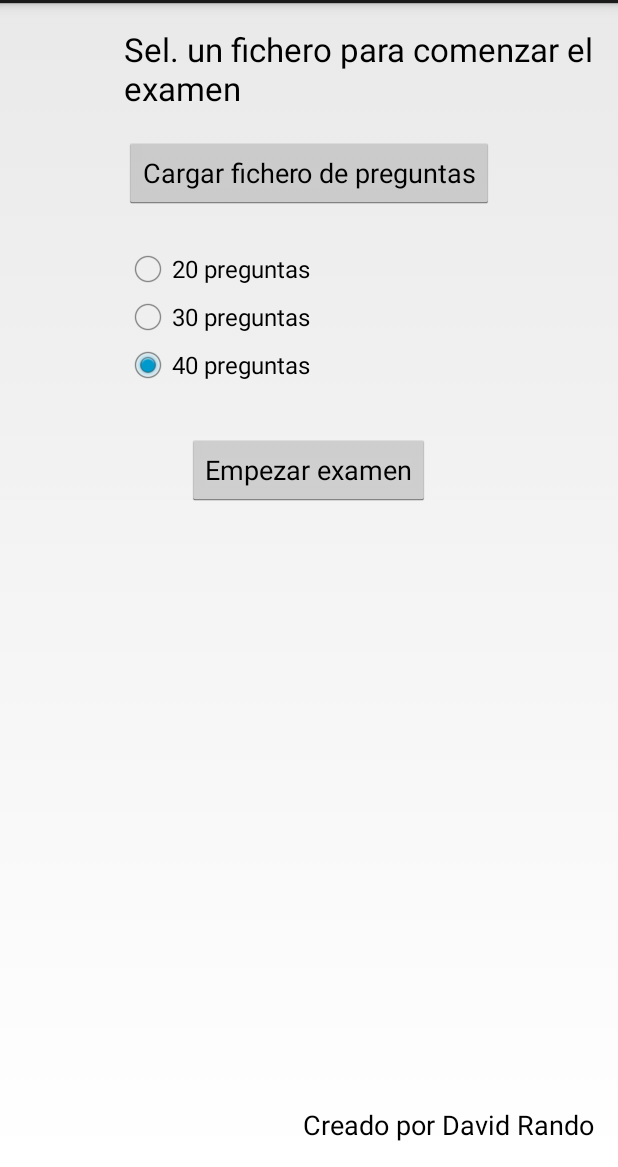
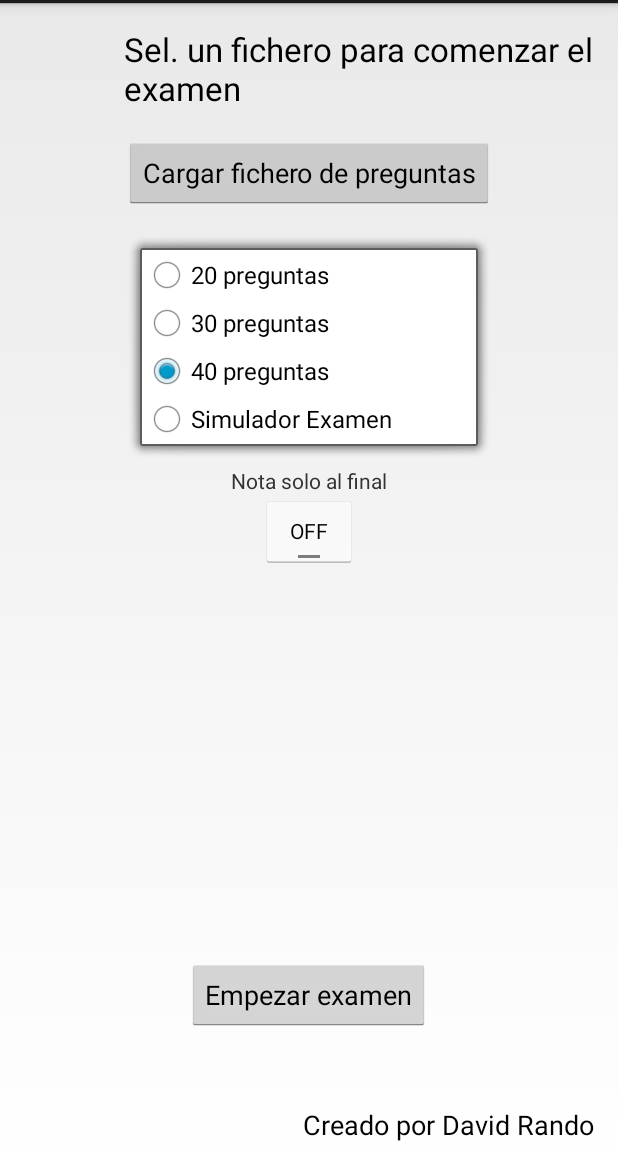
Before and after one commit to nonsense69/ttalf, an Android app: the screen it shows after launch (MainActivity), on a phone screen of 412 x 824 dp, the part 69-1236 px from its top. Run offline under Robolectric (Android 15) with nearby library versions, the phone set to English and light mode, and no system bars.

Commit message:
creando examen

```diff
--- a/TestTalf/src/main/res/layout/activity_main.xml
+++ b/TestTalf/src/main/res/layout/activity_main.xml
@@ -18,26 +18,37 @@
             android:layout_centerHorizontal="true"
             android:onClick="sel_fichero"/>
 
-    <TextView
-            android:layout_width="match_parent"
+    <FrameLayout
+        android:layout_width="wrap_content"
         android:layout_height="wrap_content"
-            android:textAppearance="?android:attr/textAppearanceLarge"
-            android:id="@id/tit_pregunta"
-            android:text="@string/titulo_inicial"
-            android:layout_gravity="center"
-            android:textAlignment="center"
-            android:layout_alignParentTop="true"
-            android:layout_alignLeft="@id/b_selfile"/>
+        android:background="@android:drawable/alert_light_frame"
+        android:layout_below="@id/b_selfile"
+        android:layout_marginTop="18dp"
+        android:layout_alignRight="@id/b_selfile"
+        android:layout_alignLeft="@id/b_selfile"
+        android:id="@+id/frameLayout">
+
+        <RelativeLayout
+            android:layout_width="fill_parent"
+            android:layout_height="fill_parent">
 
             <RadioButton
                     android:layout_width="wrap_content"
                     android:layout_height="wrap_content"
                     android:text="@string/examen_20"
                     android:id="@id/radio_preg_20"
-            android:layout_marginTop="24dp"
                 android:onClick="selNumPreg"
                     android:layout_below="@id/b_selfile"
                     android:layout_alignLeft="@id/b_selfile"/>
+
+            <RadioButton
+                    android:layout_width="wrap_content"
+                    android:layout_height="wrap_content"
+                    android:id="@+id/pregunta30"
+                    android:text="@string/textPreguntas30"
+                    android:layout_below="@id/radio_preg_20"
+                    android:layout_alignLeft="@id/radio_preg_20"
+                    android:onClick="selNumPreg"/>
 
             <RadioButton
                     android:layout_width="wrap_content"
@@ -50,15 +61,38 @@
                     android:layout_below="@+id/pregunta30"
                     android:layout_alignLeft="@+id/pregunta30"/>
 
+            <RadioButton
+                android:layout_width="wrap_content"
+                android:layout_height="wrap_content"
+                android:text="@string/txt_examen"
+                android:id="@id/id_radio_examen"
+                android:checked="false"
+                android:layout_below="@id/radio_preg_40"
+                android:layout_alignParentLeft="true" />
+        </RelativeLayout>
+
+    </FrameLayout>
+
+    <TextView
+            android:layout_width="match_parent"
+            android:layout_height="wrap_content"
+            android:textAppearance="?android:attr/textAppearanceLarge"
+            android:id="@id/tit_pregunta"
+            android:text="@string/titulo_inicial"
+            android:layout_gravity="center"
+            android:textAlignment="center"
+            android:layout_alignParentTop="true"
+            android:layout_alignLeft="@id/b_selfile"/>
+
     <Button
             android:layout_width="wrap_content"
             android:layout_height="wrap_content"
             android:text="@string/texto_inicio_examen"
             android:id="@id/inicio_examen"
-            android:layout_marginTop="30dp"
-            android:layout_below="@id/radio_preg_40"
+        android:onClick="comenzar"
+        android:layout_above="@id/creadoPor"
         android:layout_centerHorizontal="true"
-            android:onClick="comenzar"/>
+        android:layout_marginBottom="50dp" />
 
     <TextView
             android:layout_width="wrap_content"
@@ -70,13 +104,22 @@
             android:singleLine="false"
             android:text="@string/textCreadoPor"/>
 
-    <RadioButton
+    <ToggleButton
         android:layout_width="wrap_content"
         android:layout_height="wrap_content"
-            android:id="@+id/pregunta30"
-            android:text="@string/textPreguntas30"
-            android:layout_below="@id/radio_preg_20"
-            android:layout_alignLeft="@id/radio_preg_20"
-            android:onClick="selNumPreg"/>
+        android:text="@string/txt_mostrar_puntuacion"
+        android:id="@id/id_toggle_nota_final"
+        android:checked="false"
+        android:layout_below="@+id/textView"
+        android:layout_centerHorizontal="true" />
+
+    <TextView
+        android:layout_width="wrap_content"
+        android:layout_height="wrap_content"
+        android:textAppearance="?android:attr/textAppearanceSmall"
+        android:text="@string/txt_mostrar_puntuacion"
+        android:id="@+id/textView"
+        android:layout_below="@+id/frameLayout"
+        android:layout_centerHorizontal="true" />
 
 </RelativeLayout>
--- a/TestTalf/src/main/res/values/ids.xml
+++ b/TestTalf/src/main/res/values/ids.xml
@@ -1,3 +1,3 @@
 <?xml version="1.0" encoding="utf-8"?>
 <resources>
-<item name="b_selfile" type="id"/><item name="tit_pregunta" type="id"/><item name="radio_preg_20" type="id"/><item name="radio_preg_40" type="id"/><item name="inicio_examen" type="id"/><item name="boton_si" type="id"/><item name="boton_no" type="id"/><item name="textoPregunta" type="id"/><item name="examenTitulo" type="id"/><item name="puntuacion" type="id"/><item name="puntosLayout" type="id"/><item name="pAnterior" type="id"/><item name="imagenRespuesta" type="id"/><item name="mostrarPuntos" type="id"/><item name="aprSus" type="id"/><item name="boton_nocon" type="id"/><item name="creadoPor" type="id"/></resources>
+<item name="b_selfile" type="id"/><item name="tit_pregunta" type="id"/><item name="radio_preg_20" type="id"/><item name="radio_preg_40" type="id"/><item name="inicio_examen" type="id"/><item name="boton_si" type="id"/><item name="boton_no" type="id"/><item name="textoPregunta" type="id"/><item name="examenTitulo" type="id"/><item name="puntuacion" type="id"/><item name="puntosLayout" type="id"/><item name="pAnterior" type="id"/><item name="imagenRespuesta" type="id"/><item name="mostrarPuntos" type="id"/><item name="aprSus" type="id"/><item name="boton_nocon" type="id"/><item name="creadoPor" type="id"/><item name="id_radio_examen" type="id"/><item name="id_toggle_nota_final" type="id"/></resources>
--- a/TestTalf/src/main/res/values/strings.xml
+++ b/TestTalf/src/main/res/values/strings.xml
@@ -15,6 +15,6 @@
     <string name="si">SI</string>
     <string name="no">NO</string>
     <string name="puntosText">Puntuacion: 0</string>
-    <string name="title_activity_activity_resultado">Resultado Test Talf</string><string name="titulo_resultado_test">Resultado del Test</string><string name="resul">Aprobado / Suspenso</string><string name="puntos_0">0</string><string name="puntos_mostrar">Puntuacion: 0</string><string name="boton_nc">NC</string><string name="bot_nc">NC</string><string name="textCreadoPor">Creado por David Rando</string><string name="textPreguntas30">30 preguntas</string><string name="textAnterior">La pregunta anterior se mostrará aqui</string>
+    <string name="title_activity_activity_resultado">Resultado Test Talf</string><string name="titulo_resultado_test">Resultado del Test</string><string name="resul">Aprobado / Suspenso</string><string name="puntos_0">0</string><string name="puntos_mostrar">Puntuacion: 0</string><string name="boton_nc">NC</string><string name="bot_nc">NC</string><string name="textCreadoPor">Creado por David Rando</string><string name="textPreguntas30">30 preguntas</string><string name="textAnterior">La pregunta anterior se mostrará aqui</string><string name="txt_examen">Simulador Examen</string><string name="txt_mostrar_puntuacion">Nota solo al final</string>
 
 </resources>
```
Lines whose indentation alone changed are shown as unchanged.
